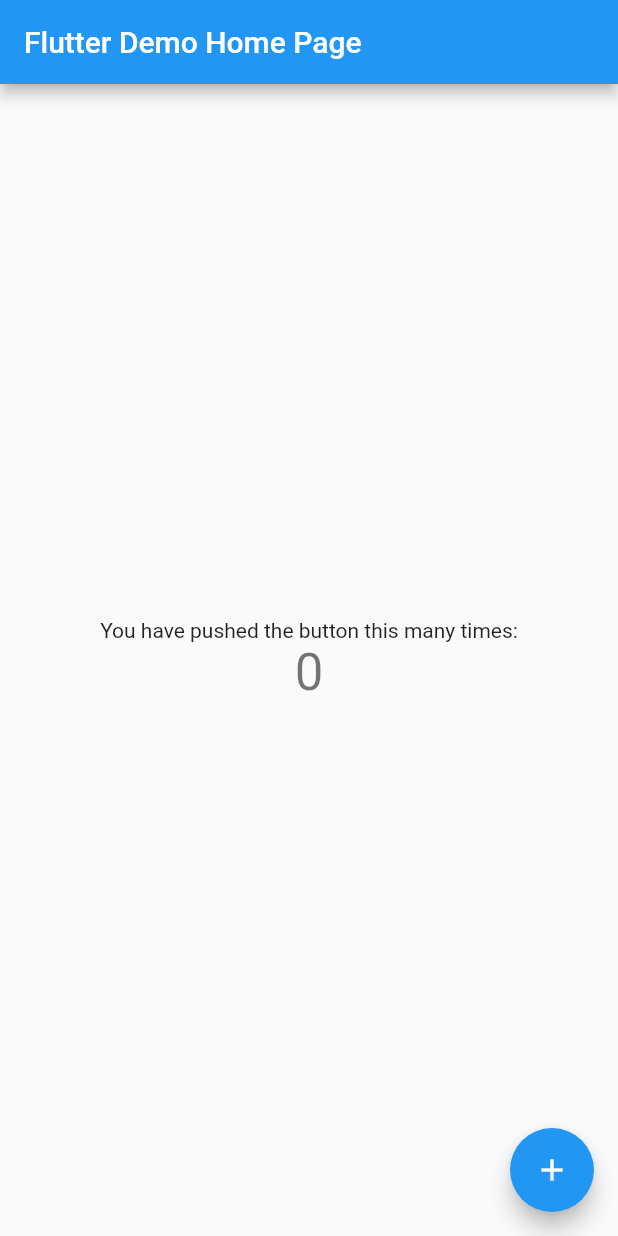
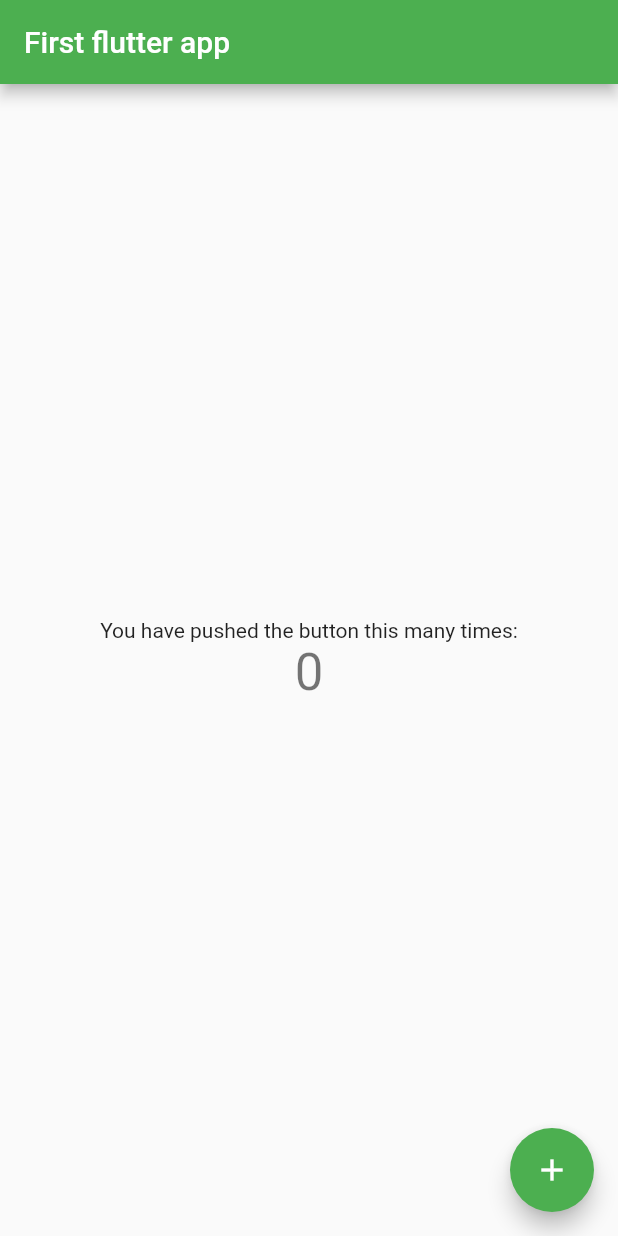
Before and after one commit to cerodriguez46/startup_namer, a Flutter app: the screen it shows after launch, on a phone screen of 412 x 824 dp. Run offline on Flutter 3.47's test engine with Material 2 defaults, Android fonts, the phone set to English and light mode, and no system bars.

Commit message:
UPDATE: • Changed color of title bar to green and updated its text

```diff
--- a/lib/main.dart
+++ b/lib/main.dart
@@ -18,9 +18,9 @@ class MyApp extends StatelessWidget {
         // or simply save your changes to "hot reload" in a Flutter IDE).
         // Notice that the counter didn't reset back to zero; the application
         // is not restarted.
-        primarySwatch: Colors.blue,
+        primarySwatch: Colors.green,
       ),
-      home: MyHomePage(title: 'Flutter Demo Home Page'),
+      home: MyHomePage(title: 'First flutter app'),
     );
   }
 }
```
